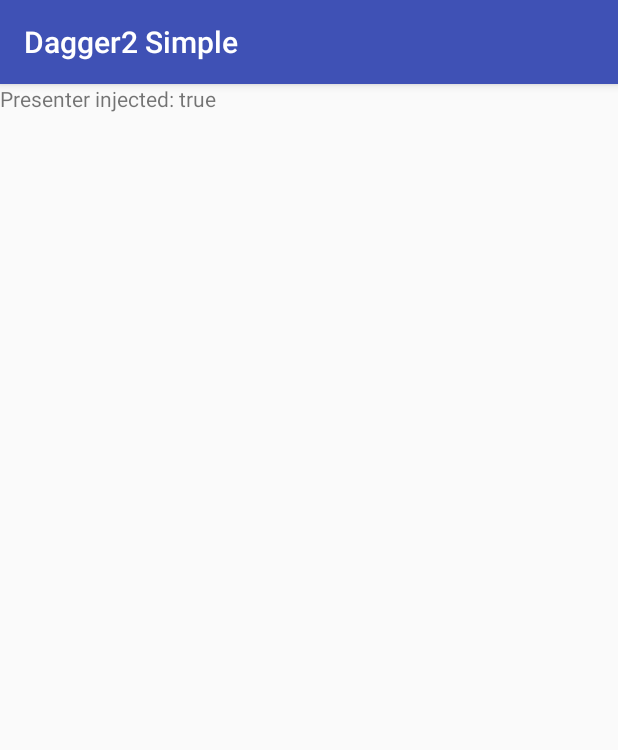
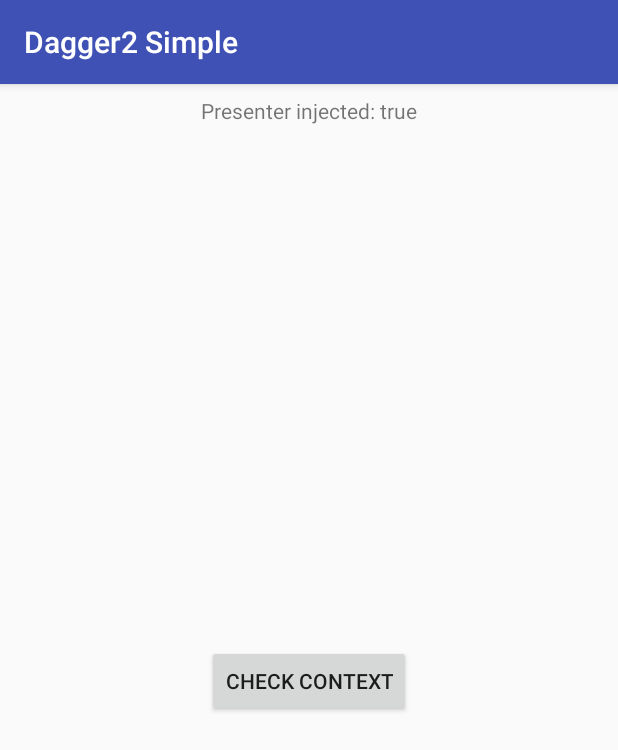
Before and after one commit to softartdev/Dagger2AndroidInjector, an Android app: the ThirdActivity screen opened directly, with no data from a screen before it, on a phone screen of 412 x 824 dp. Shown: the top 750 px of the screen. Run offline under Robolectric (Android 15) with nearby library versions, the phone set to English and light mode, and no system bars; our stand-ins replace Dagger/Hilt's generated code.

Commit message:
provide context

```diff
--- a/app/src/main/java/com/vogella/android/dagger2simple/MyApplication.java
+++ b/app/src/main/java/com/vogella/android/dagger2simple/MyApplication.java
@@ -16,7 +16,11 @@ public class MyApplication extends Application implements HasDispatchingActivity
     @Override
     public void onCreate() {
         super.onCreate();
-        DaggerIApplicationComponent.create().inject(this);
+        DaggerIApplicationComponent
+                .builder()
+                .application(this)
+                .build()
+                .inject(this);
     }
 
     @Override
--- /dev/null
+++ b/app/src/main/java/com/vogella/android/dagger2simple/di/modules/AppModule.java
@@ -0,0 +1,16 @@
+package com.vogella.android.dagger2simple.di.modules;
+
+import android.content.Context;
+
+import com.vogella.android.dagger2simple.MyApplication;
+
+import dagger.Module;
+import dagger.Provides;
+
+@Module
+public class AppModule {
+    @Provides
+    Context provideContext(MyApplication application) {
+        return application.getApplicationContext();
+    }
+}
--- a/app/src/main/java/com/vogella/android/dagger2simple/ui/third/ThirdActivity.java
+++ b/app/src/main/java/com/vogella/android/dagger2simple/ui/third/ThirdActivity.java
@@ -2,6 +2,8 @@ package com.vogella.android.dagger2simple.ui.third;
 
 import android.support.v7.app.AppCompatActivity;
 import android.os.Bundle;
+import android.view.View;
+import android.widget.Button;
 import android.widget.TextView;
 
 import com.vogella.android.dagger2simple.R;
@@ -10,7 +12,7 @@ import javax.inject.Inject;
 
 import dagger.android.AndroidInjection;
 
-public class ThirdActivity extends AppCompatActivity implements ThirdView {
+public class ThirdActivity extends AppCompatActivity implements ThirdView, View.OnClickListener {
     TextView textView;
 
     @Inject ThirdPresenter presenter;
@@ -21,6 +23,8 @@ public class ThirdActivity extends AppCompatActivity implements ThirdView {
         super.onCreate(savedInstanceState);
         setContentView(R.layout.activity_third);
         textView = (TextView) findViewById(R.id.third_text_view);
+        Button button = (Button) findViewById(R.id.third_button);
+        button.setOnClickListener(this);
 
         presenter.check();
     }
@@ -29,4 +33,14 @@ public class ThirdActivity extends AppCompatActivity implements ThirdView {
     public void onCheck(boolean presenterInjected) {
         textView.append(" " + presenterInjected);
     }
+
+    @Override
+    public void onCheckContext(String checked) {
+        textView.setText(checked);
+    }
+
+    @Override
+    public void onClick(View v) {
+        presenter.checkContext();
+    }
 }
--- a/app/src/main/java/com/vogella/android/dagger2simple/ui/third/ThirdPresenter.java
+++ b/app/src/main/java/com/vogella/android/dagger2simple/ui/third/ThirdPresenter.java
@@ -1,9 +1,16 @@
 package com.vogella.android.dagger2simple.ui.third;
+
+import android.content.Context;
+
+import com.vogella.android.dagger2simple.R;
 
 import javax.inject.Inject;
 
 public class ThirdPresenter {
     private ThirdView mThirdView;
+
+    @Inject
+    Context context;
 
     @Inject
     public ThirdPresenter(ThirdView thirdView) {
@@ -13,4 +20,9 @@ public class ThirdPresenter {
     void check() {
         mThirdView.onCheck(true);
     }
+
+    void checkContext() {
+        String checked = context.getString(R.string.check_context);
+        mThirdView.onCheckContext(checked);
+    }
 }
--- a/app/src/main/java/com/vogella/android/dagger2simple/ui/third/ThirdView.java
+++ b/app/src/main/java/com/vogella/android/dagger2simple/ui/third/ThirdView.java
@@ -2,4 +2,5 @@ package com.vogella.android.dagger2simple.ui.third;
 
 public interface ThirdView {
     void onCheck(boolean presenterInjected);
+    void onCheckContext(String checked);
 }
--- a/app/src/main/res/layout/activity_third.xml
+++ b/app/src/main/res/layout/activity_third.xml
@@ -11,5 +11,25 @@
         android:id="@+id/third_text_view"
         android:layout_width="wrap_content"
         android:layout_height="wrap_content"
-        android:text="@string/presenter_injected"/>
+        android:text="@string/presenter_injected"
+        android:layout_marginRight="8dp"
+        app:layout_constraintRight_toRightOf="parent"
+        android:layout_marginLeft="8dp"
+        app:layout_constraintLeft_toLeftOf="parent"
+        app:layout_constraintTop_toTopOf="parent"
+        android:layout_marginTop="8dp"/>
+
+    <Button
+        android:id="@+id/third_button"
+        android:layout_width="wrap_content"
+        android:layout_height="wrap_content"
+        android:layout_marginBottom="8dp"
+        android:layout_marginLeft="8dp"
+        android:layout_marginRight="8dp"
+        android:layout_marginTop="8dp"
+        android:text="@string/check_context"
+        app:layout_constraintBottom_toBottomOf="parent"
+        app:layout_constraintLeft_toLeftOf="parent"
+        app:layout_constraintRight_toRightOf="parent"
+        app:layout_constraintTop_toBottomOf="@+id/third_text_view"/>
 </android.support.constraint.ConstraintLayout>
--- a/app/src/main/res/values/strings.xml
+++ b/app/src/main/res/values/strings.xml
@@ -3,4 +3,5 @@
     <string name="second">Second</string>
     <string name="presenter_injected">Presenter injected:</string>
     <string name="third">Third</string>
+    <string name="check_context">Check context</string>
 </resources>
```
Also changed, not shown: app/src/main/java/com/vogella/android/dagger2simple/di/components/IApplicationComponent.java (+11 -1 lines).
